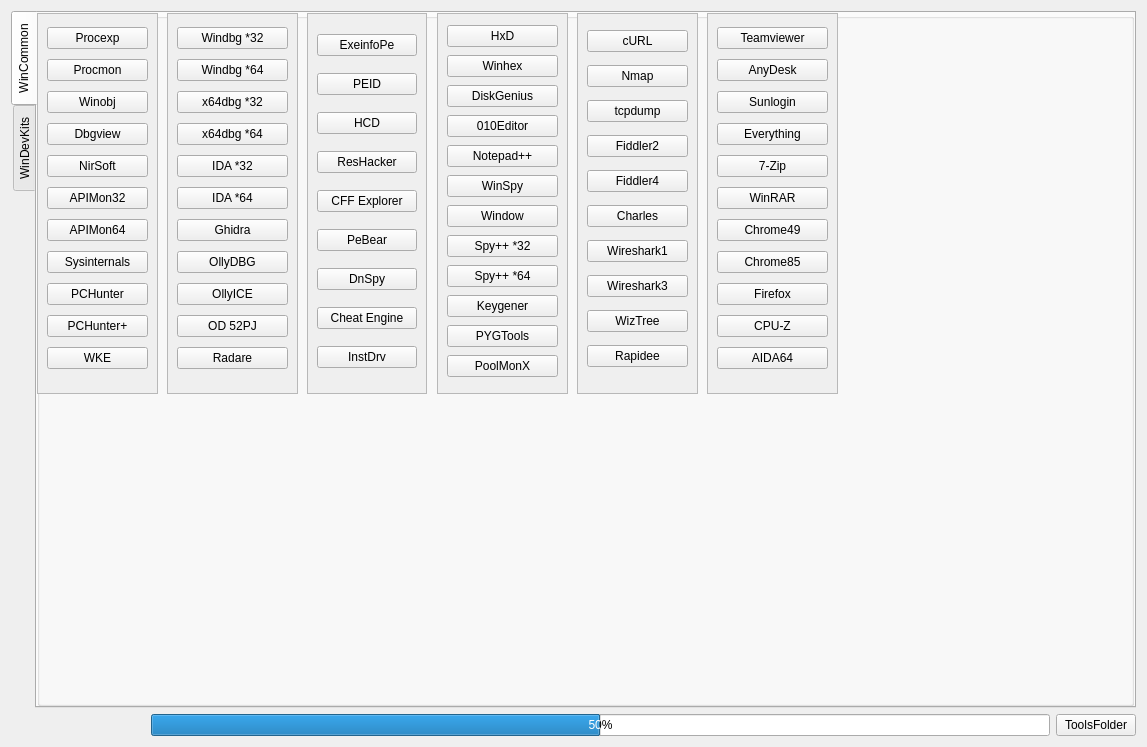
First picture: the form in src/OpenArk/ui/reverse.ui, repository BlackINT3/OpenArk, before the edit.
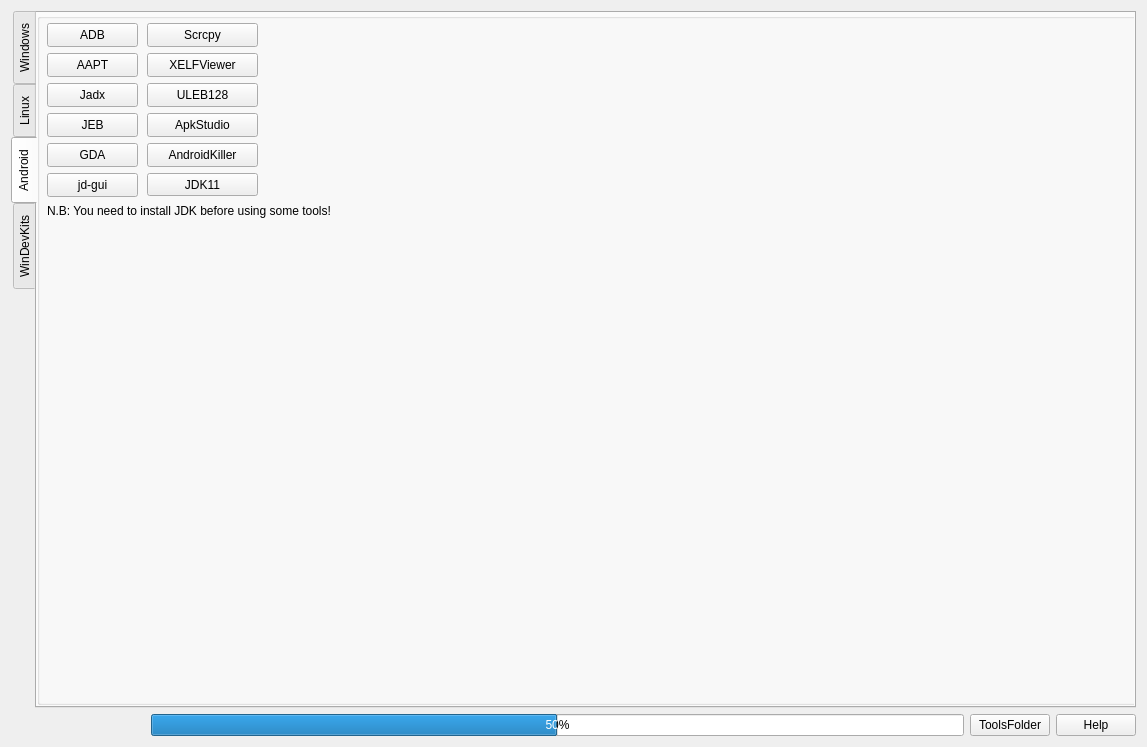
Second picture: the form after the edit. Icons and pictures are not drawn.

Commit message: Add many tools to facilitate reversing.

```diff
--- a/src/OpenArk/ui/reverse.ui
+++ b/src/OpenArk/ui/reverse.ui
@@ -26,11 +26,14 @@
       <enum>QTabWidget::West</enum>
      </property>
      <property name="currentIndex">
-      <number>0</number>
+      <number>2</number>
      </property>
-     <widget class="QWidget" name="tabWinCommon">
+     <property name="movable">
+      <bool>true</bool>
+     </property>
+     <widget class="QWidget" name="tabWindows">
       <attribute name="title">
-       <string>WinCommon</string>
+       <string>Windows</string>
       </attribute>
       <layout class="QVBoxLayout" name="verticalLayout_2">
        <property name="leftMargin">
@@ -70,7 +73,7 @@
               <x>0</x>
               <y>0</y>
               <width>121</width>
-              <height>381</height>
+              <height>391</height>
              </rect>
             </property>
             <property name="sizePolicy">
@@ -100,7 +103,7 @@
                <x>0</x>
                <y>0</y>
                <width>119</width>
-               <height>379</height>
+               <height>389</height>
               </rect>
              </property>
              <layout class="QVBoxLayout" name="verticalLayout_4">
@@ -225,6 +228,17 @@
                 </property>
                </widget>
               </item>
+              <item>
+               <widget class="QPushButton" name="cheatengineBtn">
+                <property name="text">
+                 <string>Cheat Engine</string>
+                </property>
+                <property name="icon">
+                 <iconset resource="../res/openark.qrc">
+                  <normaloff>:/OpenArk/revtools/cheatengine.ico</normaloff>:/OpenArk/revtools/cheatengine.ico</iconset>
+                </property>
+               </widget>
+              </item>
              </layout>
             </widget>
            </widget>
@@ -233,8 +247,8 @@
              <rect>
               <x>130</x>
               <y>0</y>
-              <width>131</width>
-              <height>381</height>
+              <width>111</width>
+              <height>391</height>
              </rect>
             </property>
             <property name="sizePolicy">
@@ -263,8 +277,8 @@
               <rect>
                <x>0</x>
                <y>0</y>
-               <width>129</width>
-               <height>379</height>
+               <width>109</width>
+               <height>389</height>
               </rect>
              </property>
              <layout class="QVBoxLayout" name="verticalLayout_5">
@@ -395,10 +409,10 @@
            <widget class="QScrollArea" name="scrollArea_3">
             <property name="geometry">
              <rect>
-              <x>270</x>
+              <x>250</x>
               <y>0</y>
-              <width>120</width>
-              <height>381</height>
+              <width>121</width>
+              <height>391</height>
              </rect>
             </property>
             <property name="sizePolicy">
@@ -427,8 +441,8 @@
               <rect>
                <x>0</x>
                <y>0</y>
-               <width>118</width>
-               <height>379</height>
+               <width>119</width>
+               <height>389</height>
               </rect>
              </property>
              <layout class="QVBoxLayout" name="verticalLayout_6">
@@ -443,17 +457,6 @@
                 </property>
                </widget>
               </item>
-              <item>
-               <widget class="QPushButton" name="peidBtn">
-                <property name="text">
-                 <string>PEID</string>
-                </property>
-                <property name="icon">
-                 <iconset resource="../res/openark.qrc">
-                  <normaloff>:/OpenArk/revtools/peid.ico</normaloff>:/OpenArk/revtools/peid.ico</iconset>
-                </property>
-               </widget>
-              </item>
               <item>
                <widget class="QPushButton" name="hcdBtn">
                 <property name="text">
@@ -499,35 +502,68 @@
                </widget>
               </item>
               <item>
-               <widget class="QPushButton" name="spyxx64Btn_3">
-                <property name="text">
-                 <string>DnSpy</string>
-                </property>
-                <property name="icon">
-                 <iconset resource="../res/openark.qrc">
-                  <normaloff>:/OpenArk/revtools/spyxx.ico</normaloff>:/OpenArk/revtools/spyxx.ico</iconset>
-                </property>
-               </widget>
-              </item>
-              <item>
-               <widget class="QPushButton" name="cheatengineBtn">
-                <property name="text">
-                 <string>Cheat Engine</string>
-                </property>
-                <property name="icon">
-                 <iconset resource="../res/openark.qrc">
-                  <normaloff>:/OpenArk/revtools/cheatengine.ico</normaloff>:/OpenArk/revtools/cheatengine.ico</iconset>
-                </property>
-               </widget>
-              </item>
-              <item>
-               <widget class="QPushButton" name="spyxx64Btn_2">
+               <widget class="QPushButton" name="instdrvBtn">
                 <property name="text">
                  <string>InstDrv</string>
                 </property>
                 <property name="icon">
                  <iconset resource="../res/openark.qrc">
-                  <normaloff>:/OpenArk/revtools/spyxx.ico</normaloff>:/OpenArk/revtools/spyxx.ico</iconset>
+                  <normaloff>:/OpenArk/revtools/instdrv.ico</normaloff>:/OpenArk/revtools/instdrv.ico</iconset>
+                </property>
+               </widget>
+              </item>
+              <item>
+               <widget class="QPushButton" name="pygtoolsBtn">
+                <property name="text">
+                 <string>PYGTools</string>
+                </property>
+                <property name="icon">
+                 <iconset resource="../res/openark.qrc">
+                  <normaloff>:/OpenArk/revtools/pygtools.ico</normaloff>:/OpenArk/revtools/pygtools.ico</iconset>
+                </property>
+               </widget>
+              </item>
+              <item>
+               <widget class="QPushButton" name="keygenerBtn">
+                <property name="text">
+                 <string>Keygener</string>
+                </property>
+                <property name="icon">
+                 <iconset resource="../res/openark.qrc">
+                  <normaloff>:/OpenArk/revtools/keygener.ico</normaloff>:/OpenArk/revtools/keygener.ico</iconset>
+                </property>
+               </widget>
+              </item>
+              <item>
+               <widget class="QPushButton" name="poolmonxBtn">
+                <property name="text">
+                 <string>PoolMonX</string>
+                </property>
+                <property name="icon">
+                 <iconset resource="../res/openark.qrc">
+                  <normaloff>:/OpenArk/revtools/poolmonx.ico</normaloff>:/OpenArk/revtools/poolmonx.ico</iconset>
+                </property>
+               </widget>
+              </item>
+              <item>
+               <widget class="QPushButton" name="pdbripperBtn">
+                <property name="text">
+                 <string>PDBRipper</string>
+                </property>
+                <property name="icon">
+                 <iconset resource="../res/openark.qrc">
+                  <normaloff>:/OpenArk/revtools/pdbripper.ico</normaloff>:/OpenArk/revtools/pdbripper.ico</iconset>
+                </property>
+               </widget>
+              </item>
+              <item>
+               <widget class="QPushButton" name="loadtestBtn">
+                <property name="text">
+                 <string>LoadTest</string>
+                </property>
+                <property name="icon">
+                 <iconset resource="../res/openark.qrc">
+                  <normaloff>:/OpenArk/revtools/loadtest.ico</normaloff>:/OpenArk/revtools/loadtest.ico</iconset>
                 </property>
                </widget>
               </item>
@@ -537,10 +573,10 @@
            <widget class="QScrollArea" name="scrollArea_4">
             <property name="geometry">
              <rect>
-              <x>400</x>
+              <x>380</x>
               <y>0</y>
-              <width>131</width>
-              <height>381</height>
+              <width>121</width>
+              <height>391</height>
              </rect>
             </property>
             <property name="sizePolicy">
@@ -569,8 +605,8 @@
               <rect>
                <x>0</x>
                <y>0</y>
-               <width>129</width>
-               <height>379</height>
+               <width>119</width>
+               <height>389</height>
               </rect>
              </property>
              <layout class="QVBoxLayout" name="verticalLayout_7">
@@ -596,17 +632,6 @@
                 </property>
                </widget>
               </item>
-              <item>
-               <widget class="QPushButton" name="diskgeniusBtn">
-                <property name="text">
-                 <string>DiskGenius</string>
-                </property>
-                <property name="icon">
-                 <iconset resource="../res/openark.qrc">
-                  <normaloff>:/OpenArk/revtools/diskgenius.ico</normaloff>:/OpenArk/revtools/diskgenius.ico</iconset>
-                </property>
-               </widget>
-              </item>
               <item>
                <widget class="QPushButton" name="editor010Btn">
                 <property name="text">
@@ -674,7 +699,7 @@
                </widget>
               </item>
               <item>
-               <widget class="QPushButton" name="keygenerBtn">
+               <widget class="QPushButton" name="calcBtn">
                 <property name="text">
                  <string>Keygener</string>
                 </property>
@@ -685,24 +710,13 @@
                </widget>
               </item>
               <item>
-               <widget class="QPushButton" name="pygtoolsBtn">
+               <widget class="QPushButton" name="calcfpuBtn">
                 <property name="text">
                  <string>PYGTools</string>
                 </property>
                 <property name="icon">
                  <iconset resource="../res/openark.qrc">
-                  <normaloff>:/OpenArk/revtools/pygtools.ico</normaloff>:/OpenArk/revtools/pygtools.ico</iconset>
-                </property>
-               </widget>
-              </item>
-              <item>
-               <widget class="QPushButton" name="poolmonxBtn">
-                <property name="text">
-                 <string>PoolMonX</string>
-                </property>
-                <property name="icon">
-                 <iconset resource="../res/openark.qrc">
-                  <normaloff>:/OpenArk/revtools/poolmonx.ico</normaloff>:/OpenArk/revtools/poolmonx.ico</iconset>
+                  <normaloff>:/OpenArk/revtools/calcfpu.ico</normaloff>:/OpenArk/revtools/calcfpu.ico</iconset>
                 </property>
                </widget>
               </item>
@@ -712,10 +726,10 @@
            <widget class="QScrollArea" name="scrollArea_5">
             <property name="geometry">
              <rect>
-              <x>670</x>
+              <x>630</x>
               <y>0</y>
-              <width>131</width>
-              <height>381</height>
+              <width>121</width>
+              <height>391</height>
              </rect>
             </property>
             <property name="sizePolicy">
@@ -744,8 +758,8 @@
               <rect>
                <x>0</x>
                <y>0</y>
-               <width>129</width>
-               <height>379</height>
+               <width>119</width>
+               <height>389</height>
               </rect>
              </property>
              <layout class="QVBoxLayout" name="verticalLayout_10">
@@ -876,10 +890,10 @@
            <widget class="QScrollArea" name="scrollArea_6">
             <property name="geometry">
              <rect>
-              <x>540</x>
+              <x>510</x>
               <y>0</y>
-              <width>121</width>
-              <height>381</height>
+              <width>111</width>
+              <height>391</height>
              </rect>
             </property>
             <property name="sizePolicy">
@@ -908,11 +922,22 @@
               <rect>
                <x>0</x>
                <y>0</y>
-               <width>119</width>
-               <height>379</height>
+               <width>109</width>
+               <height>389</height>
               </rect>
              </property>
              <layout class="QVBoxLayout" name="verticalLayout_9">
+              <item>
+               <widget class="QPushButton" name="diskgeniusBtn">
+                <property name="text">
+                 <string>DiskGenius</string>
+                </property>
+                <property name="icon">
+                 <iconset resource="../res/openark.qrc">
+                  <normaloff>:/OpenArk/revtools/diskgenius.ico</normaloff>:/OpenArk/revtools/diskgenius.ico</iconset>
+                </property>
+               </widget>
+              </item>
               <item>
                <widget class="QPushButton" name="curlBtn">
                 <property name="styleSheet">
@@ -1041,6 +1066,462 @@
        </item>
       </layout>
      </widget>
+     <widget class="QWidget" name="tabLinux">
+      <attribute name="title">
+       <string>Linux</string>
+      </attribute>
+      <widget class="QGroupBox" name="linuxBox">
+       <property name="geometry">
+        <rect>
+         <x>0</x>
+         <y>0</y>
+         <width>1104</width>
+         <height>692</height>
+        </rect>
+       </property>
+       <property name="sizePolicy">
+        <sizepolicy hsizetype="Preferred" vsizetype="Expanding">
+         <horstretch>0</horstretch>
+         <verstretch>0</verstretch>
+        </sizepolicy>
+       </property>
+       <property name="maximumSize">
+        <size>
+         <width>16777215</width>
+         <height>16777215</height>
+        </size>
+       </property>
+       <property name="title">
+        <string/>
+       </property>
+       <widget class="QPushButton" name="cygwin64Btn">
+        <property name="geometry">
+         <rect>
+          <x>10</x>
+          <y>10</y>
+          <width>101</width>
+          <height>24</height>
+         </rect>
+        </property>
+        <property name="styleSheet">
+         <string notr="true"/>
+        </property>
+        <property name="text">
+         <string>Cygwin64</string>
+        </property>
+        <property name="icon">
+         <iconset resource="../res/openark.qrc">
+          <normaloff>:/OpenArk/revtools/cygwin64.ico</normaloff>:/OpenArk/revtools/cygwin64.ico</iconset>
+        </property>
+       </widget>
+       <widget class="QPushButton" name="redistoolBtn">
+        <property name="geometry">
+         <rect>
+          <x>120</x>
+          <y>40</y>
+          <width>101</width>
+          <height>24</height>
+         </rect>
+        </property>
+        <property name="styleSheet">
+         <string notr="true">text-align:</string>
+        </property>
+        <property name="text">
+         <string>RedisTool</string>
+        </property>
+        <property name="icon">
+         <iconset resource="../res/openark.qrc">
+          <normaloff>:/OpenArk/revtools/redistool.ico</normaloff>:/OpenArk/revtools/redistool.ico</iconset>
+        </property>
+       </widget>
+       <widget class="QPushButton" name="puttyBtn">
+        <property name="geometry">
+         <rect>
+          <x>10</x>
+          <y>70</y>
+          <width>101</width>
+          <height>24</height>
+         </rect>
+        </property>
+        <property name="styleSheet">
+         <string notr="true">text-align:</string>
+        </property>
+        <property name="text">
+         <string>PuTTY</string>
+        </property>
+        <property name="icon">
+         <iconset resource="../res/openark.qrc">
+          <normaloff>:/OpenArk/revtools/putty.ico</normaloff>:/OpenArk/revtools/putty.ico</iconset>
+        </property>
+       </widget>
+       <widget class="QPushButton" name="ssh_winBtn">
+        <property name="geometry">
+         <rect>
+          <x>10</x>
+          <y>100</y>
+          <width>101</width>
+          <height>24</height>
+         </rect>
+        </property>
+        <property name="styleSheet">
+         <string notr="true">text-align:</string>
+        </property>
+        <property name="text">
+         <string>ssh-win</string>
+        </property>
+        <property name="icon">
+         <iconset resource="../res/openark.qrc">
+          <normaloff>:/OpenArk/revtools/default.ico</normaloff>:/OpenArk/revtools/default.ico</iconset>
+        </property>
+       </widget>
+       <widget class="QPushButton" name="mobaxtermBtn">
+        <property name="geometry">
+         <rect>
+          <x>10</x>
+          <y>40</y>
+          <width>101</width>
+          <height>24</height>
+         </rect>
+        </property>
+        <property name="styleSheet">
+         <string notr="true">text-align:</string>
+        </property>
+        <property name="text">
+         <string>MobaXterm</string>
+        </property>
+        <property name="icon">
+         <iconset resource="../res/openark.qrc">
+          <normaloff>:/OpenArk/revtools/mobaxterm.ico</normaloff>:/OpenArk/revtools/mobaxterm.ico</iconset>
+        </property>
+       </widget>
+       <widget class="QPushButton" name="robo3tBtn">
+        <property name="geometry">
+         <rect>
+          <x>120</x>
+          <y>10</y>
+          <width>101</width>
+          <height>24</height>
+         </rect>
+        </property>
+        <property name="styleSheet">
+         <string notr="true">text-align:</string>
+        </property>
+        <property name="text">
+         <string>Robo3T</string>
+        </property>
+        <property name="icon">
+         <iconset resource="../res/openark.qrc">
+          <normaloff>:/OpenArk/revtools/robo3t.ico</normaloff>:/OpenArk/revtools/robo3t.ico</iconset>
+        </property>
+       </widget>
+       <widget class="QPushButton" name="sqlitestudioBtn">
+        <property name="geometry">
+         <rect>
+          <x>120</x>
+          <y>70</y>
+          <width>101</width>
+          <height>24</height>
+         </rect>
+        </property>
+        <property name="styleSheet">
+         <string notr="true">text-align:</string>
+        </property>
+        <property name="text">
+         <string>SQLiteStudio</string>
+        </property>
+        <property name="icon">
+         <iconset resource="../res/openark.qrc">
+          <normaloff>:/OpenArk/revtools/sqlitestudio.ico</normaloff>:/OpenArk/revtools/sqlitestudio.ico</iconset>
+        </property>
+       </widget>
+      </widget>
+     </widget>
+     <widget class="QWidget" name="tabAndroid">
+      <attribute name="title">
+       <string>Android</string>
+      </attribute>
+      <widget class="QGroupBox" name="androidBox">
+       <property name="geometry">
+        <rect>
+         <x>0</x>
+         <y>0</y>
+         <width>1104</width>
+         <height>692</height>
+        </rect>
+       </property>
+       <property name="sizePolicy">
+        <sizepolicy hsizetype="Preferred" vsizetype="Expanding">
+         <horstretch>0</horstretch>
+         <verstretch>0</verstretch>
+        </sizepolicy>
+       </property>
+       <property name="maximumSize">
+        <size>
+         <width>16777215</width>
+         <height>16777215</height>
+        </size>
+       </property>
+       <property name="title">
+        <string/>
+       </property>
+       <widget class="QPushButton" name="adbBtn">
+        <property name="geometry">
+         <rect>
+          <x>10</x>
+          <y>10</y>
+          <width>91</width>
+          <height>24</height>
+         </rect>
+        </property>
+        <property name="styleSheet">
+         <string notr="true"/>
+        </property>
+        <property name="text">
+         <string>ADB</string>
+        </property>
+        <property name="icon">
+         <iconset resource="../res/openark.qrc">
+          <normaloff>:/OpenArk/revtools/default.ico</normaloff>:/OpenArk/revtools/default.ico</iconset>
+        </property>
+       </widget>
+       <widget class="QPushButton" name="gdaBtn">
+        <property name="geometry">
+         <rect>
+          <x>10</x>
+          <y>130</y>
+          <width>91</width>
+          <height>24</height>
+         </rect>
+        </property>
+        <property name="styleSheet">
+         <string notr="true">text-align:</string>
+        </property>
+        <property name="text">
+         <string>GDA</string>
+        </property>
+        <property name="icon">
+         <iconset resource="../res/openark.qrc">
+          <normaloff>:/OpenArk/revtools/gda.ico</normaloff>:/OpenArk/revtools/gda.ico</iconset>
+        </property>
+       </widget>
+       <widget class="QPushButton" name="jadxBtn">
+        <property name="geometry">
+         <rect>
+          <x>10</x>
+          <y>70</y>
+          <width>91</width>
+          <height>24</height>
+         </rect>
+        </property>
+        <property name="styleSheet">
+         <string notr="true"/>
+        </property>
+        <property name="text">
+         <string>Jadx</string>
+        </property>
+        <property name="icon">
+         <iconset resource="../res/openark.qrc">
+          <normaloff>:/OpenArk/revtools/jadx.ico</normaloff>:/OpenArk/revtools/jadx.ico</iconset>
+        </property>
+       </widget>
+       <widget class="QPushButton" name="apkstudioBtn">
+        <property name="geometry">
+         <rect>
+          <x>110</x>
+          <y>100</y>
+          <width>111</width>
+          <height>24</height>
+         </rect>
+        </property>
+        <property name="styleSheet">
+         <string notr="true">text-align:</string>
+        </property>
+        <property name="text">
+         <string>ApkStudio</string>
+        </property>
+        <property name="icon">
+         <iconset resource="../res/openark.qrc">
+          <normaloff>:/OpenArk/revtools/apkstudio.ico</normaloff>:/OpenArk/revtools/apkstudio.ico</iconset>
+        </property>
+       </widget>
+       <widget class="QPushButton" name="androidkillerBtn">
+        <property name="geometry">
+         <rect>
+          <x>110</x>
+          <y>130</y>
+          <width>111</width>
+          <height>24</height>
+         </rect>
+        </property>
+        <property name="styleSheet">
+         <string notr="true">text-align:</string>
+        </property>
+        <property name="text">
+         <string>AndroidKiller</string>
+        </property>
+        <property name="icon">
+         <iconset resource="../res/openark.qrc">
+          <normaloff>:/OpenArk/revtools/androidkiller.ico</normaloff>:/OpenArk/revtools/androidkiller.ico</iconset>
+        </property>
+       </widget>
+       <widget class="QPushButton" name="uleb128Btn">
+        <property name="geometry">
+         <rect>
+          <x>110</x>
+          <y>70</y>
+          <width>111</width>
+          <height>24</height>
+         </rect>
+        </property>
+        <property name="styleSheet">
+         <string notr="true">text-align:</string>
+        </property>
+        <property name="text">
+         <string>ULEB128</string>
+        </property>
+        <property name="icon">
+         <iconset resource="../res/openark.qrc">
+          <normaloff>:/OpenArk/revtools/uleb128.ico</normaloff>:/OpenArk/revtools/uleb128.ico</iconset>
+        </property>
+       </widget>
+       <widget class="QPushButton" name="xelfviewerBtn">
+        <property name="geometry">
+         <rect>
+          <x>110</x>
+          <y>40</y>
+          <width>111</width>
+          <height>24</height>
+         </rect>
+        </property>
+        <property name="styleSheet">
+         <string notr="true">text-align:</string>
+        </property>
+        <property name="text">
+         <string>XELFViewer</string>
+        </property>
+        <property name="icon">
+         <iconset resource="../res/openark.qrc">
+          <normaloff>:/OpenArk/revtools/xelfviewer.ico</normaloff>:/OpenArk/revtools/xelfviewer.ico</iconset>
+        </property>
+       </widget>
+       <widget class="QPushButton" name="jebBtn">
+        <property name="geometry">
+         <rect>
+          <x>10</x>
+          <y>100</y>
+          <width>91</width>
+          <height>24</height>
+         </rect>
+        </property>
+        <property name="styleSheet">
+         <string notr="true">text-align:</string>
+        </property>
+        <property name="text">
+         <string>JEB</string>
+        </property>
+        <property name="icon">
+         <iconset resource="../res/openark.qrc">
+          <normaloff>:/OpenArk/revtools/nmap.ico</normaloff>:/OpenArk/revtools/nmap.ico</iconset>
+        </property>
+       </widget>
+       <widget class="QPushButton" name="scrcpyBtn">
+        <property name="geometry">
+         <rect>
+          <x>110</x>
+          <y>10</y>
+          <width>111</width>
+          <height>24</height>
+         </rect>
+        </property>
+        <property name="styleSheet">
+         <string notr="true">text-align:</string>
+        </property>
+        <property name="text">
+         <string>Scrcpy</string>
+        </property>
+        <property name="icon">
+         <iconset resource="../res/openark.qrc">
+          <normaloff>:/OpenArk/revtools/default.ico</normaloff>:/OpenArk/revtools/default.ico</iconset>
+        </property>
+       </widget>
+       <widget class="QPushButton" name="aaptBtn">
+        <property name="geometry">
+         <rect>
+          <x>10</x>
+          <y>40</y>
+          <width>91</width>
+          <height>24</height>
+         </rect>
+        </property>
+        <property name="styleSheet">
+         <string notr="true"/>
+        </property>
+        <property name="text">
+         <string>AAPT</string>
+        </property>
+        <property name="icon">
+         <iconset resource="../res/openark.qrc">
+          <normaloff>:/OpenArk/revtools/default.ico</normaloff>:/OpenArk/revtools/default.ico</iconset>
+        </property>
+       </widget>
+       <widget class="QLabel" name="label">
+        <property name="geometry">
+         <rect>
+          <x>10</x>
+          <y>190</y>
+          <width>361</width>
+          <height>16</height>
+         </rect>
+        </property>
+        <property name="font">
+         <font>
+          <weight>50</weight>
+          <bold>false</bold>
+         </font>
+        </property>
+        <property name="text">
+         <string>N.B: You need to install JDK before using some tools!</string>
+        </property>
+       </widget>
+       <widget class="QPushButton" name="jdk11Btn">
+        <property name="geometry">
+         <rect>
+          <x>110</x>
+          <y>160</y>
+          <width>111</width>
+          <height>23</height>
+         </rect>
+        </property>
+        <property name="text">
+         <string>JDK11</string>
+        </property>
+        <property name="icon">
+         <iconset resource="../res/openark.qrc">
+          <normaloff>:/OpenArk/devkits/jdk.ico</normaloff>:/OpenArk/devkits/jdk.ico</iconset>
+        </property>
+       </widget>
+       <widget class="QPushButton" name="jd_guiBtn">
+        <property name="geometry">
+         <rect>
+          <x>10</x>
+          <y>160</y>
+          <width>91</width>
+          <height>24</height>
+         </rect>
+        </property>
+        <property name="styleSheet">
+         <string notr="true">text-align:</string>
+        </property>
+        <property name="text">
+         <string>jd-gui</string>
+        </property>
+        <property name="icon">
+         <iconset resource="../res/openark.qrc">
+          <normaloff>:/OpenArk/revtools/jdgui.ico</normaloff>:/OpenArk/revtools/jdgui.ico</iconset>
+        </property>
+       </widget>
+      </widget>
+     </widget>
      <widget class="QWidget" name="tabWinDevKits">
       <attribute name="title">
        <string>WinDevKits</string>
@@ -1446,6 +1927,13 @@
        </property>
       </widget>
      </item>
+     <item>
+      <widget class="QPushButton" name="toolsfolderBtn_2">
+       <property name="text">
+        <string>Help</string>
+       </property>
+      </widget>
+     </item>
     </layout>
    </item>
   </layout>
```
Left out of the diff: 221 changed lines with no effect on the pictures. The commit also changes 46 other files.
